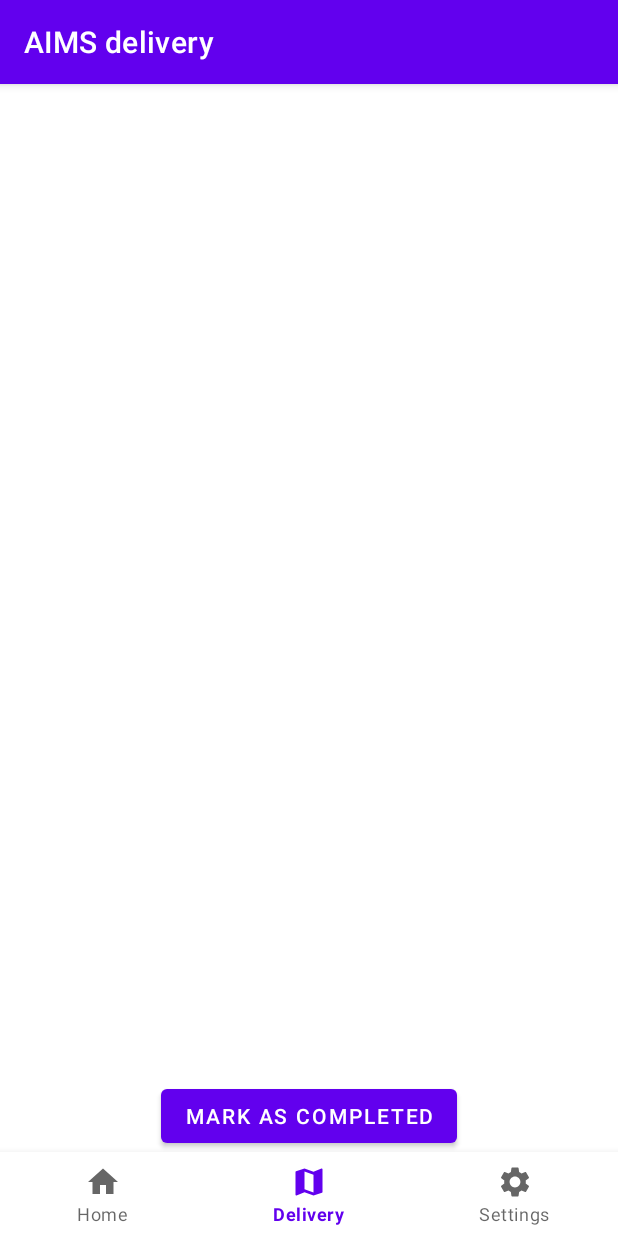
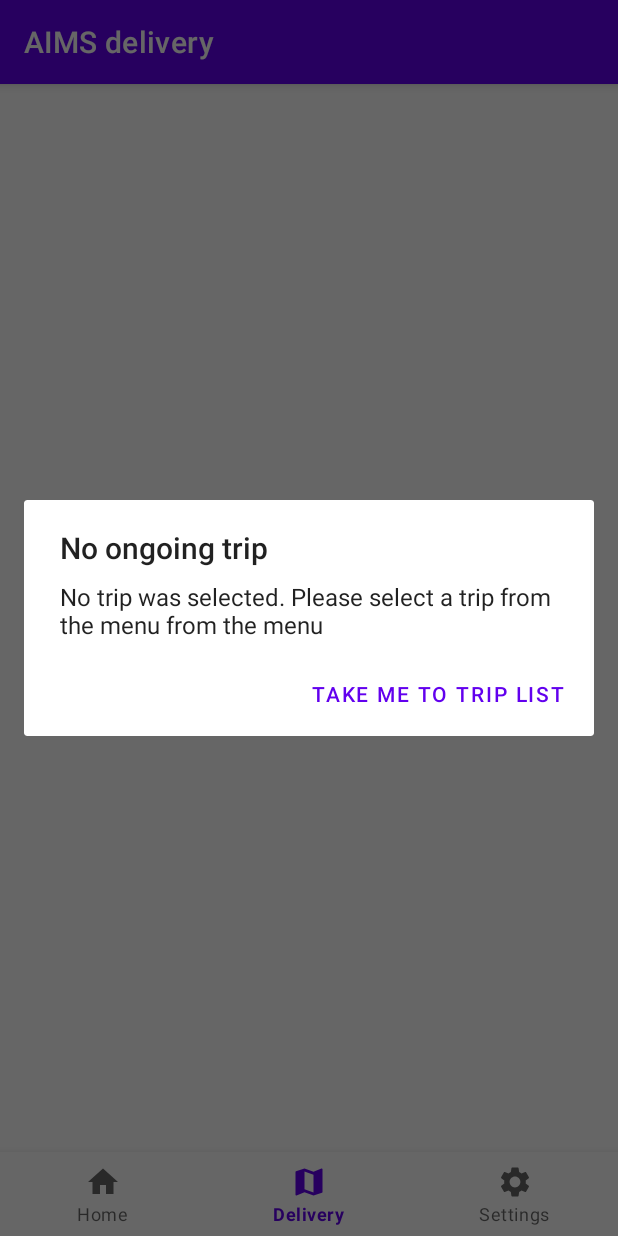
Before and after one commit to kripanepal/AIMS, an Android app: the screen it shows after launch (MainActivity), item 2 of the bottom bar chosen, on a phone screen of 412 x 824 dp. Run offline under Robolectric (Android 15) with nearby library versions, the light colour scheme and no system bars; our stand-ins replace Room's generated code, data binding, navigation-ui; libraries missing offline, so code that uses them is left out: com.jakewharton.retrofit2; 7 statements that could not run were skipped.

Commit message:
Added a dialog to enforce user to select a trip if no trip is selected

```diff
--- a/app/src/main/java/com/fourofourfound/aims_delivery/delivery/onGoing/OngoingDeliveryFragment.kt
+++ b/app/src/main/java/com/fourofourfound/aims_delivery/delivery/onGoing/OngoingDeliveryFragment.kt
@@ -1,9 +1,12 @@
 package com.fourofourfound.aims_delivery.delivery.onGoing
 
+import android.app.AlertDialog
 import android.os.Bundle
+import android.util.Log
 import android.view.LayoutInflater
 import android.view.View
 import android.view.ViewGroup
+import android.widget.Toast
 import androidx.databinding.DataBindingUtil
 import androidx.fragment.app.Fragment
 import androidx.fragment.app.activityViewModels
@@ -22,6 +25,12 @@ class OngoingDeliveryFragment : Fragment() {
         inflater: LayoutInflater, container: ViewGroup?,
         savedInstanceState: Bundle?
     ): View? {
+
+        if(sharedViewModel.selectedTrip.value==null)
+        {
+            return view
+        }
+
         _binding = DataBindingUtil.inflate(inflater, R.layout.fragment_delivery_ongoing, container, false)
 
         val viewModel = ViewModelProvider(this).get(OngoingDeliveryViewModel::class.java)
@@ -31,12 +40,8 @@ class OngoingDeliveryFragment : Fragment() {
 
         sharedViewModel.selectedTrip.observe(viewLifecycleOwner)
         {
-            if(sharedViewModel.selectedTrip.value!=null)
-            {
-                viewModel.setCurrentTrip(sharedViewModel.selectedTrip.value!!)
-            }
+            it?.let { viewModel.setCurrentTrip(sharedViewModel.selectedTrip.value!!) }
         }
-
 
         viewModel.tripCompleted.observe(viewLifecycleOwner){
             if(it) {
@@ -50,4 +55,23 @@ class OngoingDeliveryFragment : Fragment() {
         return  binding.root
     }
 
+    override fun onCreate(savedInstanceState: Bundle?) {
+        super.onCreate(savedInstanceState)
+        if(sharedViewModel.selectedTrip.value==null)
+        {
+            showNoTripSelectedDialog()
+        }
+
+    }
+
+    private fun showNoTripSelectedDialog() {
+        val builder = AlertDialog.Builder(context)
+        builder.setTitle("No ongoing trip")
+        builder.setMessage("No trip was selected. Please select a trip from the menu from the menu")
+        builder.setPositiveButton("Take me to trip list") { dialog, which ->
+            findNavController().navigate(R.id.homePage)
+        }
+
+        builder.show()
+    }
 }
--- a/app/src/main/java/com/fourofourfound/aims_delivery/delivery/onGoing/OngoingDeliveryViewModel.kt
+++ b/app/src/main/java/com/fourofourfound/aims_delivery/delivery/onGoing/OngoingDeliveryViewModel.kt
@@ -30,7 +30,6 @@ class OngoingDeliveryViewModel(application: Application) :AndroidViewModel(appli
     }
 
 
-
     fun markTripAsCompleted()
     {
         viewModelScope.launch {
```
